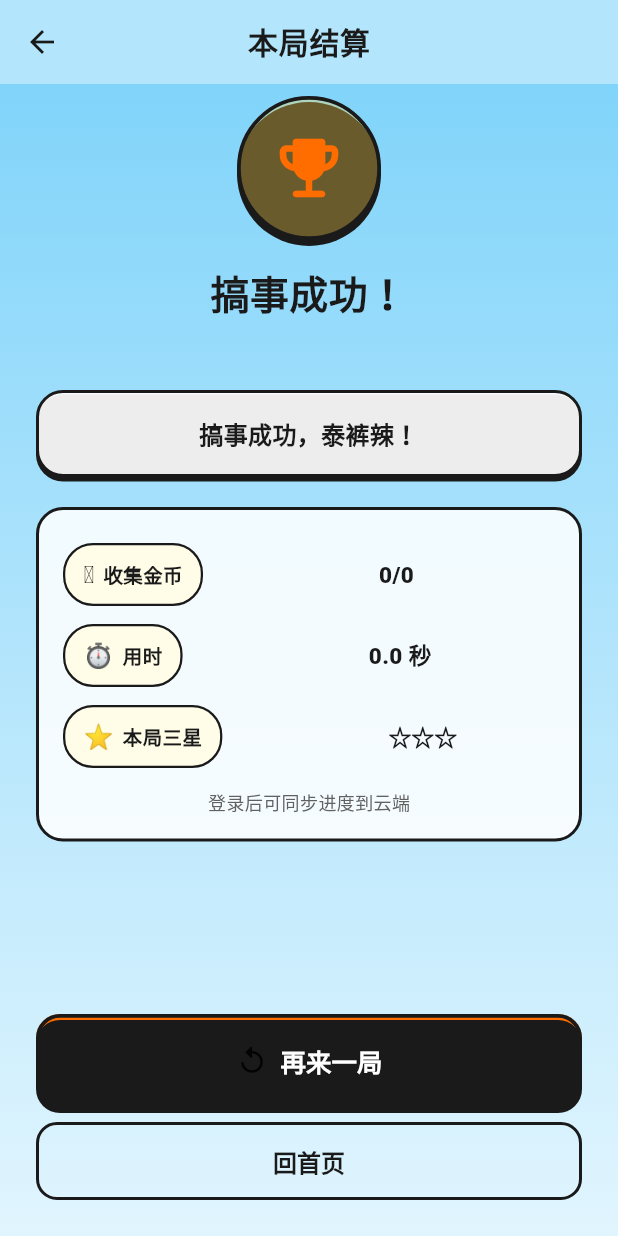
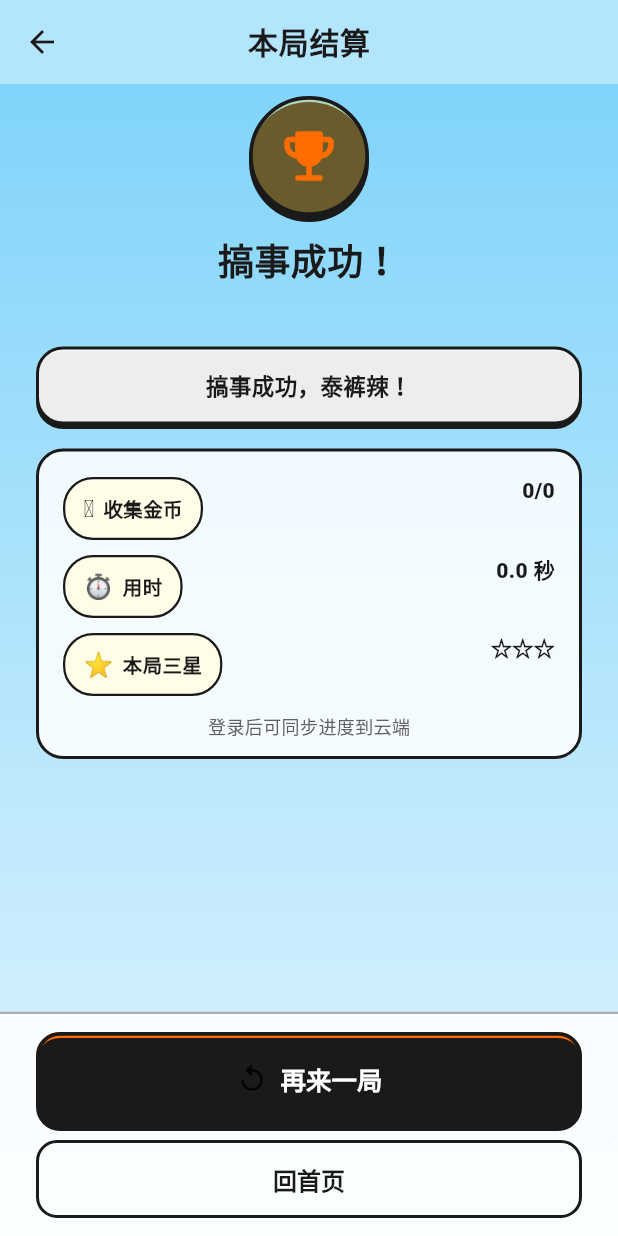
Before and after one commit to lotawei/flaskFlutterGame, a Flutter app: the ResultView screen opened by its route, on a phone screen of 412 x 824 dp. Run offline on Flutter 3.47's test engine with Material 3 defaults, Android fonts, the phone set to English and light mode, and no system bars; our stand-ins replace dio, get, shared_preferences; missing offline and left inert: flame; accounts and stored records are empty; network calls fail.

Commit message:
fix(result): 结算页适配小屏防底部溢出
- 统计区改 SingleChildScrollView，按钮固定底栏
- 底栏补 bottom safe padding，登录同步行支持换行
- 略微压缩 Hero/间距，避免 BOTTOM OVERFLOWED

Co-authored-by: lotawei <1286594907@qq.com>

```diff
--- a/app/lib/features/result/view.dart
+++ b/app/lib/features/result/view.dart
@@ -16,17 +16,48 @@ class ResultView extends GetView<ResultController> {
       final bool isVictory = controller.isVictory;
       return SkyScaffold(
         appBar: AppBar(title: const Text('本局结算')),
-        body: Padding(
-          padding: const EdgeInsets.fromLTRB(24, 8, 24, 24),
+        body: Column(
+          children: <Widget>[
+            Expanded(
+              child: SingleChildScrollView(
+                padding: const EdgeInsets.fromLTRB(24, 8, 24, 12),
                 child: Column(
                   crossAxisAlignment: CrossAxisAlignment.stretch,
                   children: <Widget>[
                     _buildHero(isVictory),
-              const SizedBox(height: 20),
+                    const SizedBox(height: 16),
                     _buildQuoteCard(),
-              const SizedBox(height: 20),
+                    const SizedBox(height: 16),
                     _buildStatsCard(isVictory),
-              const Spacer(),
+                  ],
+                ),
+              ),
+            ),
+            _buildActionBar(context),
+          ],
+        ),
+      );
+    });
+  }
+
+  Widget _buildActionBar(BuildContext context) {
+    return Container(
+      padding: EdgeInsets.fromLTRB(
+        24,
+        12,
+        24,
+        12 + MediaQuery.paddingOf(context).bottom,
+      ),
+      decoration: BoxDecoration(
+        color: Colors.white.withValues(alpha: 0.88),
+        border: Border(
+          top: BorderSide(color: AppColors.outline.withValues(alpha: 0.35), width: 1.5),
+        ),
+      ),
+      child: Column(
+        mainAxisSize: MainAxisSize.min,
+        crossAxisAlignment: CrossAxisAlignment.stretch,
+        children: <Widget>[
           MemePrimaryButton(
             label: '再来一局',
             icon: Icons.replay_rounded,
@@ -40,17 +71,15 @@ class ResultView extends GetView<ResultController> {
           ),
         ],
       ),
-        ),
     );
-    });
   }
 
   Widget _buildHero(bool isVictory) {
     return Column(
       children: <Widget>[
         Container(
-          width: 96,
-          height: 96,
+          width: 80,
+          height: 80,
           alignment: Alignment.center,
           decoration: BoxDecoration(
             color: isVictory
@@ -68,21 +97,21 @@ class ResultView extends GetView<ResultController> {
           ),
           child: Icon(
             isVictory ? Icons.emoji_events_rounded : Icons.sentiment_dissatisfied_rounded,
-            size: 52,
+            size: 44,
             color: isVictory ? AppColors.accent : AppColors.textSecondary,
           ),
         ),
-        const SizedBox(height: 16),
+        const SizedBox(height: 12),
         Text(
           controller.titleText,
           style: const TextStyle(
-            fontSize: 26,
+            fontSize: 24,
             fontWeight: FontWeight.w900,
             color: AppColors.textPrimary,
           ),
           textAlign: TextAlign.center,
         ),
-        const SizedBox(height: 6),
+        const SizedBox(height: 4),
         Text(
           controller.levelName.value,
           textAlign: TextAlign.center,
@@ -98,7 +127,7 @@ class ResultView extends GetView<ResultController> {
 
   Widget _buildQuoteCard() {
     return Container(
-      padding: const EdgeInsets.all(16),
+      padding: const EdgeInsets.symmetric(horizontal: 16, vertical: 14),
       decoration: BoxDecoration(
         color: Colors.white.withValues(alpha: 0.92),
         borderRadius: BorderRadius.circular(18),
@@ -115,9 +144,9 @@ class ResultView extends GetView<ResultController> {
         controller.memeQuote.value,
         textAlign: TextAlign.center,
         style: const TextStyle(
-          fontSize: 16,
+          fontSize: 15,
           fontWeight: FontWeight.w800,
-          height: 1.4,
+          height: 1.35,
           color: AppColors.textPrimary,
         ),
       ),
@@ -126,7 +155,7 @@ class ResultView extends GetView<ResultController> {
 
   Widget _buildStatsCard(bool isVictory) {
     return Container(
-      padding: const EdgeInsets.all(16),
+      padding: const EdgeInsets.symmetric(horizontal: 16, vertical: 12),
       decoration: BoxDecoration(
         color: Colors.white.withValues(alpha: 0.85),
         borderRadius: BorderRadius.circular(18),
@@ -174,7 +203,7 @@ class ResultView extends GetView<ResultController> {
             () => controller.isLoggedIn.value
                 ? const SizedBox.shrink()
                 : const Padding(
-                    padding: EdgeInsets.only(top: 8),
+                    padding: EdgeInsets.only(top: 6),
                     child: Text(
                       '登录后可同步进度到云端',
                       style: TextStyle(color: AppColors.textSecondary, fontSize: 12),
@@ -203,20 +232,23 @@ class _StatRow extends StatelessWidget {
   @override
   Widget build(BuildContext context) {
     return Padding(
-      padding: const EdgeInsets.symmetric(vertical: 6),
+      padding: const EdgeInsets.symmetric(vertical: 5),
       child: Row(
+        crossAxisAlignment: CrossAxisAlignment.start,
         children: <Widget>[
           StatChip(emoji: emoji, label: label, highlight: highlight),
-          const Spacer(),
-          Flexible(
+          const SizedBox(width: 8),
+          Expanded(
             child: Text(
               value,
               textAlign: TextAlign.end,
               style: const TextStyle(
                 fontWeight: FontWeight.w800,
-                fontSize: 15,
+                fontSize: 14,
                 color: AppColors.textPrimary,
+                height: 1.3,
               ),
+              maxLines: 2,
               overflow: TextOverflow.ellipsis,
             ),
           ),
```
Lines whose indentation alone changed are shown as unchanged.
